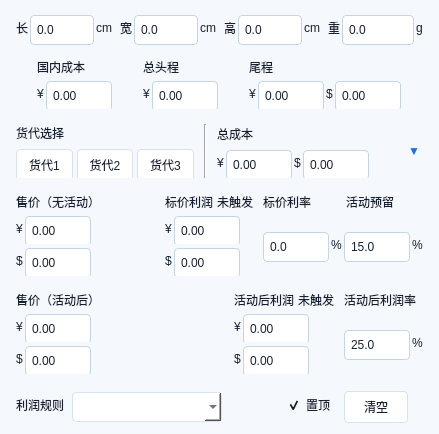
Qt form src/profit_accounting_26/ui/forms/quick_calculator.ui (aidenkael/2.6.1) before a commit.
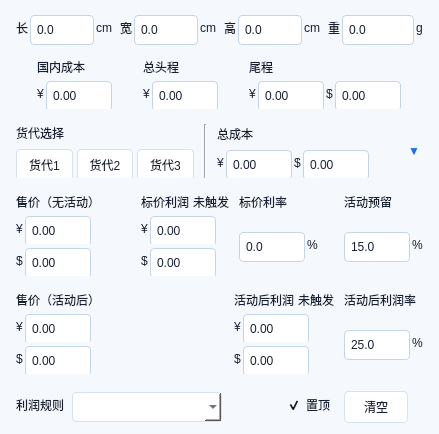
The same form after that commit.

Commit message:
fix: History链接单击/首次点击全选/保存货代/Quick布局/采集Delete
- History 商品链接单击使用系统默认浏览器打开 (webbrowser)
- FirstClickSelectAllFilter 改用 QTimer.singleShot 延时全选修复首次点击不生效
- 主软件保存记录成功后将当前货代写回 selected_forwarder_id
- Quick 活动预留移至独立列(column 3)与标价利率视觉分离
- 商品采集页卡片区域 Delete 键直接调用 remove_selected()
- 更新 test_round_visual_closure 匹配新的 4 列布局
- 21+1 个 targeted tests 全部通过

The edit to the form file:
```diff
--- a/src/profit_accounting_26/ui/forms/quick_calculator.ui
+++ b/src/profit_accounting_26/ui/forms/quick_calculator.ui
@@ -1076,6 +1076,27 @@
              </property>
             </widget>
            </item>
+          </layout>
+         </widget>
+        </item>
+       <item row="0" column="3">
+        <widget class="QWidget" name="promotionReserveTitleHost" native="true">
+         <layout class="QHBoxLayout" name="promotionReserveTitleHostLayout">
+          <property name="spacing">
+           <number>0</number>
+          </property>
+          <property name="leftMargin">
+           <number>16</number>
+          </property>
+          <property name="topMargin">
+           <number>0</number>
+          </property>
+          <property name="rightMargin">
+           <number>0</number>
+          </property>
+          <property name="bottomMargin">
+           <number>0</number>
+          </property>
            <item>
             <widget class="QLabel" name="lblPromotionReserve">
              <property name="text">
@@ -1489,6 +1510,33 @@
             </property>
            </widget>
           </item>
+         </layout>
+        </widget>
+       </item>
+       <item row="1" column="3">
+        <widget class="QWidget" name="promotionReserveRow" native="true">
+         <property name="sizePolicy">
+          <sizepolicy hsizetype="Maximum" vsizetype="Preferred">
+           <horstretch>0</horstretch>
+           <verstretch>0</verstretch>
+          </sizepolicy>
+         </property>
+         <layout class="QHBoxLayout" name="promotionReserveRowLayout">
+          <property name="spacing">
+           <number>2</number>
+          </property>
+          <property name="leftMargin">
+           <number>16</number>
+          </property>
+          <property name="topMargin">
+           <number>0</number>
+          </property>
+          <property name="rightMargin">
+           <number>0</number>
+          </property>
+          <property name="bottomMargin">
+           <number>0</number>
+          </property>
           <item>
            <widget class="QDoubleSpinBox" name="spinPromotionReserve">
             <property name="minimumSize">
```
Left out of the diff: 2 changed lines with no effect on the pictures. Lines whose indentation alone changed are shown as unchanged. The commit also changes 9 other files.
